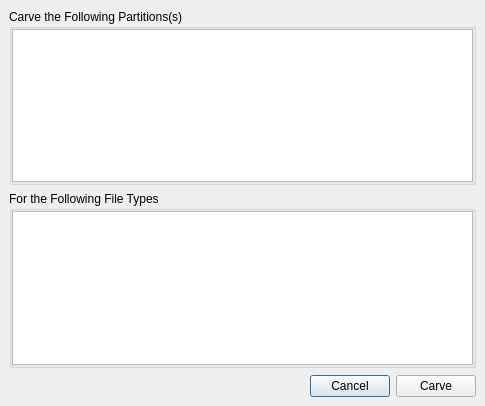
This is filecarvingdialog.ui in pjrinaldi/wombatforensics as Qt 5 draws it before an edit. The edited form follows.
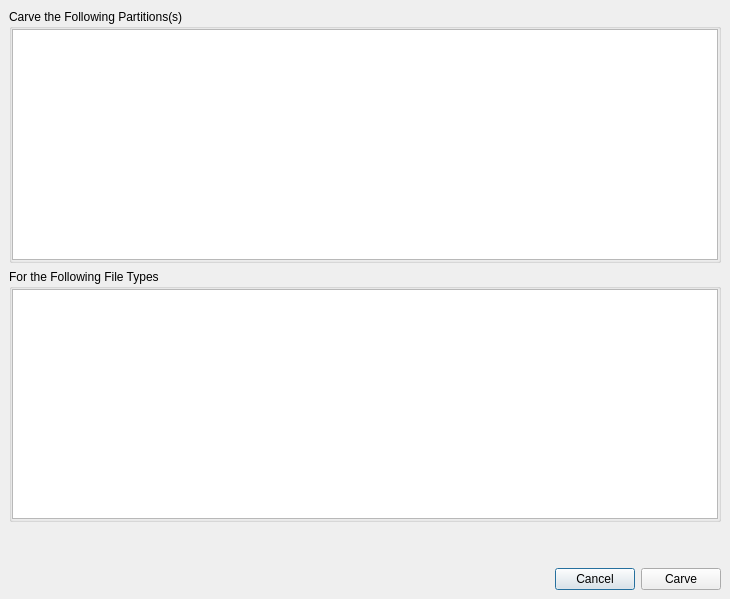
This is the edited form.

Commit message: fixed window dialog expansion

Patch:
```diff
--- a/filecarvingdialog.ui
+++ b/filecarvingdialog.ui
@@ -9,8 +9,8 @@
    <rect>
     <x>0</x>
     <y>0</y>
-    <width>485</width>
-    <height>406</height>
+    <width>730</width>
+    <height>599</height>
    </rect>
   </property>
   <property name="windowTitle">
@@ -51,6 +51,12 @@
      </property>
      <item>
       <widget class="QGroupBox" name="groupBox_2">
+       <property name="sizePolicy">
+        <sizepolicy hsizetype="Preferred" vsizetype="Expanding">
+         <horstretch>0</horstretch>
+         <verstretch>1</verstretch>
+        </sizepolicy>
+       </property>
        <property name="title">
         <string>Carve the Following Partitions(s)</string>
        </property>
@@ -95,6 +101,12 @@
      </item>
      <item>
       <widget class="QGroupBox" name="groupBox">
+       <property name="sizePolicy">
+        <sizepolicy hsizetype="Preferred" vsizetype="Expanding">
+         <horstretch>0</horstretch>
+         <verstretch>1</verstretch>
+        </sizepolicy>
+       </property>
        <property name="title">
         <string>For the Following File Types</string>
        </property>
```
The commit also changes 1 other file.
